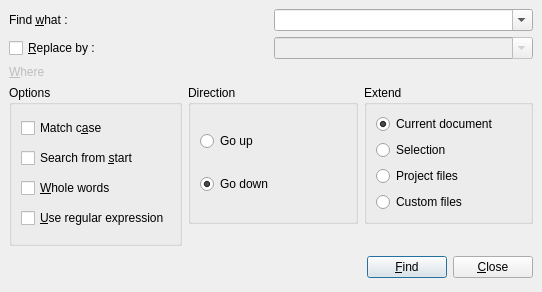
Qt form xinx/ui/replace.ui (phoenix741/xinx) before a commit.
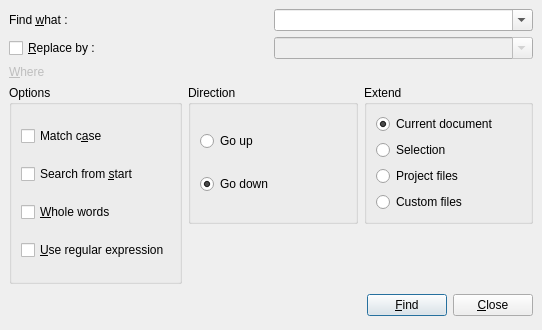
The same form after that commit. Icons and pictures are not drawn. Custom widgets are drawn as their Qt base class.

```diff
--- a/xinx/ui/replace.ui
+++ b/xinx/ui/replace.ui
@@ -6,7 +6,7 @@
     <x>0</x>
     <y>0</y>
     <width>542</width>
-    <height>292</height>
+    <height>330</height>
    </rect>
   </property>
   <property name="windowTitle" >
```
Left out of the diff: 218 changed lines with no effect on the pictures.
